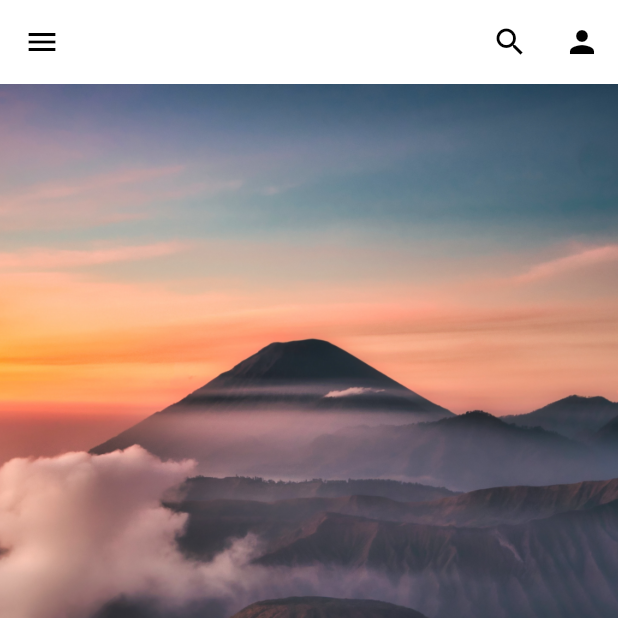
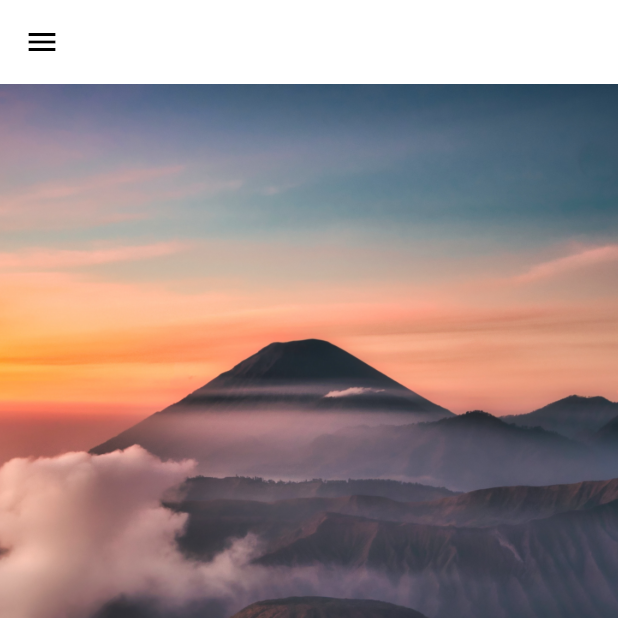
Before and after one commit to syaifqr/Aplikasi_Tempat_Wisata, a Flutter app: the DetailNews screen opened by its route, on a phone screen of 412 x 824 dp, the top half of it. Run offline on Flutter 3.47's test engine with Material 2 defaults, Android fonts, the phone set to English and light mode, and no system bars.

Commit message:
Update detail_news.dart

```diff
--- a/project_uas_flutter/lib/screens/detail_news.dart
+++ b/project_uas_flutter/lib/screens/detail_news.dart
@@ -23,16 +23,6 @@ class _DetailNewsState extends State<DetailNews> {
               );
             },
           ),
-          actions: <Widget>[
-            IconButton(
-              icon: Icon(Icons.search, color: Colors.black),
-              onPressed: () {},
-            ),
-            IconButton(
-              icon: Icon(Icons.person, color: Colors.black),
-              onPressed: () {Navigator.of(context).pushNamed('/profil');},
-            )
-          ],
         ),
         body: SingleChildScrollView(
           child: Column(
```
